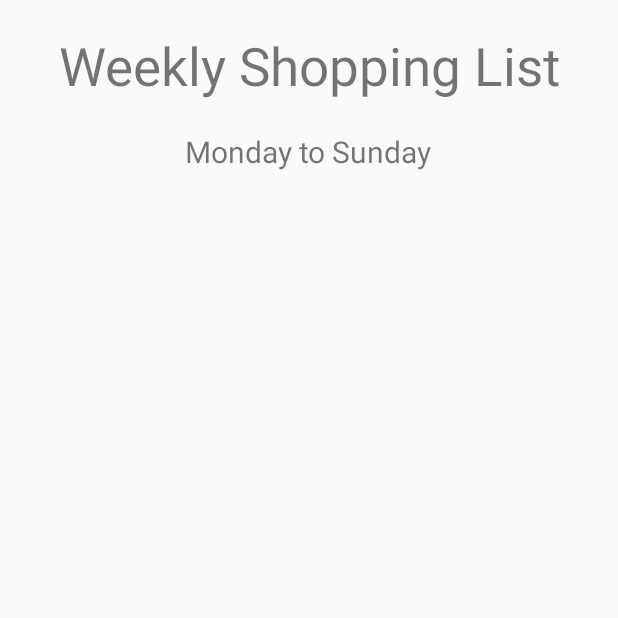
After one commit to MaybeWilli/Kwick-Meal-Planner, an Android app: the ShoppingList screen opened directly, with no data from a screen before it, on a phone screen of 412 x 824 dp, the top half of it. The commit adds this screen. Run offline under Robolectric (Android 15) with nearby library versions, the phone set to English and light mode, and no system bars.

Commit message:
Shopping list

```diff
--- /dev/null
+++ b/app/src/main/java/com/example/ics3u/ShoppingList.java
@@ -0,0 +1,129 @@
+package com.example.ics3u;
+
+import android.os.Build;
+import android.os.Bundle;
+import android.util.Log;
+import android.widget.TextView;
+
+import androidx.annotation.RequiresApi;
+import androidx.appcompat.app.AppCompatActivity;
+
+import java.time.LocalDate;
+import java.time.format.DateTimeFormatter;
+import java.util.ArrayList;
+
+@RequiresApi(api = Build.VERSION_CODES.O)
+public class ShoppingList extends AppCompatActivity {
+
+    private ArrayList<String> daysList;
+    private static DateTimeFormatter formatter = DateTimeFormatter.ofPattern("dd MMM yyyy");
+    private ArrayList<PlannedMeal> weeklyPlannedMeals = new ArrayList<PlannedMeal>();
+    private ArrayList<String> ingredientsWeeklyList = new ArrayList<String>();
+    private TextView ingredientsTV;
+    @Override
+    protected void onCreate(Bundle savedInstanceState) {
+        super.onCreate(savedInstanceState);
+        setContentView(R.layout.activity_shopping_list);
+        LocalDate date = LocalDate.now();
+        daysList = getMondayToSunday(date);
+        for (int i = 0; i < daysList.size(); i++)
+        {
+            Log.e("shoppinglist", daysList.get(i));
+        }
+        weeklyPlannedMeals = getWeeklyPlannedMeals();
+        for (int i = 0; i < weeklyPlannedMeals.size(); i++)
+        {
+            Log.e("shoppinglist", weeklyPlannedMeals.get(i).meal.name);
+        }
+        ingredientsWeeklyList = getIngredientsWeeklyList();
+        ingredientsTV = findViewById(R.id.ingredientsTV);
+        setIngredientsTV();
+
+    }
+
+    public static ArrayList<String> getMondayToSunday(LocalDate date)
+    {
+        ArrayList<String> daysList = new ArrayList<String>();
+        int day = date.getDayOfWeek().getValue();
+        for (int i = 1; i < day; i++)
+        {
+            String value = date.minusDays(i).format(formatter);
+            if (value.charAt(0) == '0')
+            {
+                value = value.substring(1);
+            }
+            daysList.add(value);
+        }
+        for (int i = day; i <= 7; i++)
+        {
+            String value = date.plusDays(7-i).format(formatter);
+            if (value.charAt(0) == '0')
+            {
+                value = value.substring(1);
+            }
+            daysList.add(value);
+        }
+        return daysList;
+    }
+
+    private ArrayList<PlannedMeal> getWeeklyPlannedMeals()
+    {
+        ArrayList<PlannedMeal> meals = new ArrayList<PlannedMeal>();
+        for (int i = 0; i < MealManager.plannedMeals.size(); i++)
+        {
+            if (isInDaysList(MealManager.plannedMeals.get(i).date))
+            {
+                meals.add(MealManager.plannedMeals.get(i));
+            }
+        }
+        return meals;
+
+    }
+
+    private Boolean isInDaysList(String date)
+    {
+        for (int i = 0; i < daysList.size(); i++)
+        {
+            if (date.equals(daysList.get(i)))
+            {
+                return true;
+            }
+        }
+        return false;
+    }
+
+    private ArrayList<String> getIngredientsWeeklyList()
+    {
+        ArrayList<String> ingredients = new ArrayList<String>();
+        for (int i = 0; i < weeklyPlannedMeals.size(); i++)
+        {
+            for (int j = 0; j < weeklyPlannedMeals.get(i).meal.ingredients.size(); j++)
+            {
+                boolean isDuplicate = false;
+                for (int k = 0; k < ingredients.size(); k++)
+                {
+                    if (weeklyPlannedMeals.get(i).meal.ingredients.get(j).equals(ingredients.get(k)))
+                    {
+                        isDuplicate = true;
+                        break;
+                    }
+                }
+                if (!isDuplicate)
+                {
+                    ingredients.add(weeklyPlannedMeals.get(i).meal.ingredients.get(j));
+                }
+            }
+        }
+        return ingredients;
+    }
+
+    private void setIngredientsTV()
+    {
+        String value = "";
+        for (int i = 0; i < ingredientsWeeklyList.size(); i++)
+        {
+            value += "\n-"+ingredientsWeeklyList.get(i);
+        }
+        ingredientsTV.setText(value);
+    }
+}
--- /dev/null
+++ b/app/src/main/res/layout/activity_shopping_list.xml
@@ -0,0 +1,43 @@
+<?xml version="1.0" encoding="utf-8"?>
+<LinearLayout xmlns:android="http://schemas.android.com/apk/res/android"
+    xmlns:app="http://schemas.android.com/apk/res-auto"
+    xmlns:tools="http://schemas.android.com/tools"
+    android:layout_width="match_parent"
+    android:layout_height="match_parent"
+    tools:context=".calendar_input_meal"
+    android:orientation="vertical">
+
+    <TextView
+        android:layout_width="wrap_content"
+        android:layout_height="wrap_content"
+        android:layout_gravity="center"
+        android:layout_marginTop="20dp"
+        android:text="Weekly Shopping List"
+        android:textAlignment="center"
+        android:textSize="35sp"
+        />
+
+    <TextView
+        android:id="@+id/weekTV"
+        android:layout_width="wrap_content"
+        android:layout_height="wrap_content"
+        android:layout_gravity="center"
+        android:layout_marginTop="20dp"
+        android:text="Monday to Sunday"
+        android:textAlignment="center"
+        android:textSize="20sp"
+        />
+
+    <TextView
+        android:id="@+id/ingredientsTV"
+        android:layout_width="wrap_content"
+        android:layout_height="wrap_content"
+        android:layout_gravity="center"
+        android:layout_marginTop="20dp"
+        android:text="Monday to Sunday"
+        android:textAlignment="center"
+        android:textSize="20sp"
+        />
+
+
+</LinearLayout>
```
Also changed, not shown: app/src/main/AndroidManifest.xml (+9 -0 lines), app/src/main/java/com/example/ics3u/DisplayMealPage.java (+15 -11 lines), app/src/main/java/com/example/ics3u/MainActivity.java (+40 -0 lines), app/src/main/java/com/example/ics3u/MealManager.java (+29 -11 lines), app/src/main/java/com/example/ics3u/MusicSelection.java (added, +76 -0 lines), app/src/main/java/com/example/ics3u/calendar_input_meal.java (+22 -15 lines), app/src/main/res/layout/activity_main.xml (+15 -1 lines), app/src/main/res/layout/activity_music_selection.xml (added, +65 -0 lines), 3 other files.
